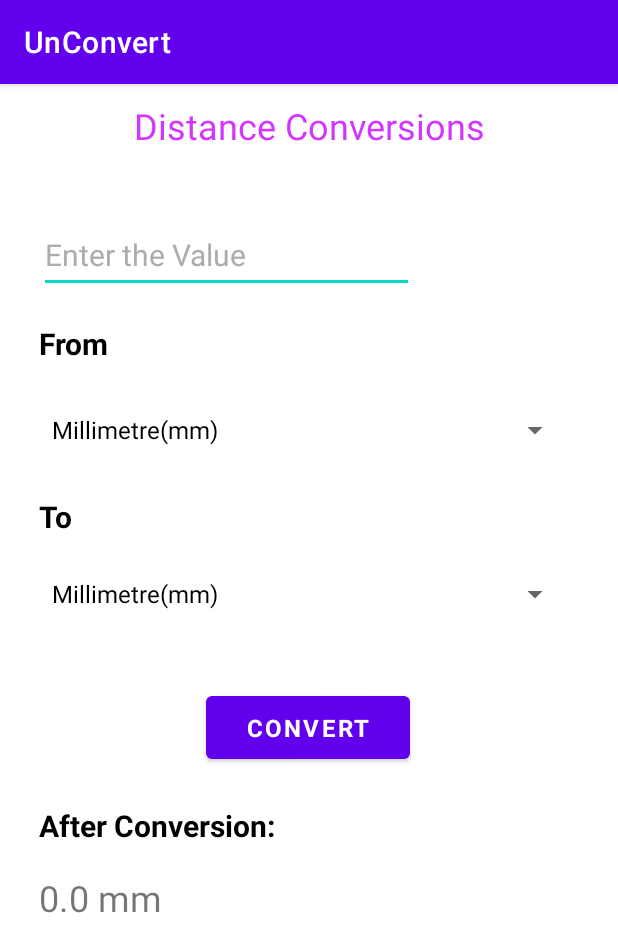
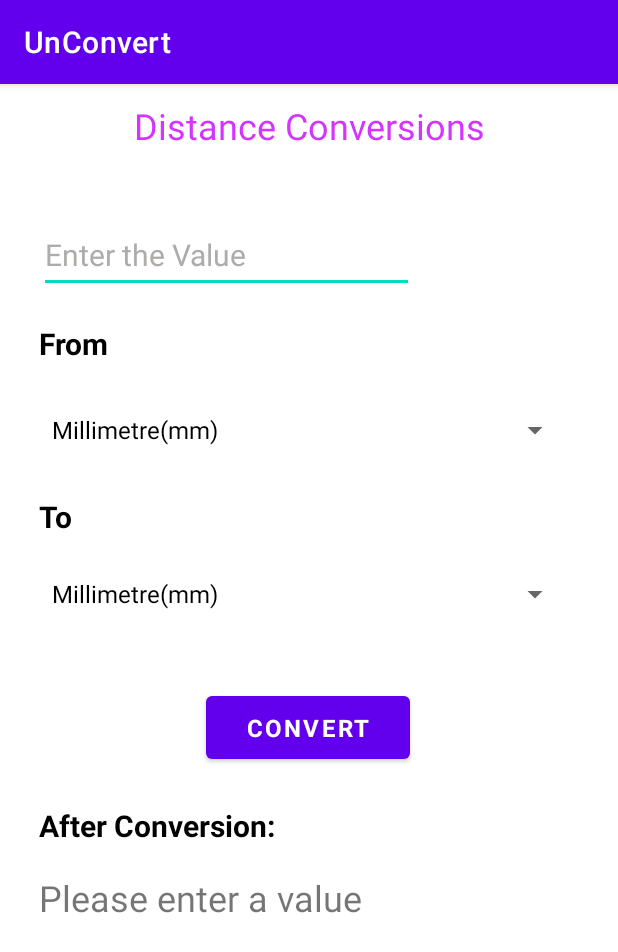
Before and after one commit to AkshayChobhe/UnConvertApp, an Android app: the MainActivity screen opened directly, with no data from a screen before it, after a tap on "CONVERT", on a phone screen of 412 x 824 dp. Shown: the top 952 px of the screen. Run offline under Robolectric (Android 15) with nearby library versions, the phone set to English and light mode, and no system bars; Roboto replaces fonts that are not available here.

Commit message:
UnConvert App

```diff
--- a/app/src/main/java/com/example/unconvert/MainActivity.java
+++ b/app/src/main/java/com/example/unconvert/MainActivity.java
@@ -54,13 +54,19 @@ public class MainActivity extends AppCompatActivity {
         conversionFactors.put("Hectometre(hm)", 100000.0);
         conversionFactors.put("Kilometre(km)", 1000000.0);
     }
-        @SuppressLint("SetTextI18n")
-        public void calculate (View view)
-        {
+    @SuppressLint("SetTextI18n")
+    public void calculate(View view) {
+        try {
             String selectedFromUnit = convertFromDropdown.getSelectedItem().toString();
             String selectedToUnit = convertToDropdown.getSelectedItem().toString();
 
-            double inputValue = Double.parseDouble(editTextNumber.getText().toString());
+            String inputText = editTextNumber.getText().toString();
+            if (inputText.isEmpty()) {
+                textView5.setText("Please enter a value");
+                return;
+            }
+
+            double inputValue = Double.parseDouble(inputText);
             double fromFactor = conversionFactors.get(selectedFromUnit);
             double toFactor = conversionFactors.get(selectedToUnit);
 
@@ -69,6 +75,13 @@ public class MainActivity extends AppCompatActivity {
 
             textView5.setText(result + " " + resultUnit);
             Toast.makeText(MainActivity.this, "Converted Successfully!", Toast.LENGTH_SHORT).show();
+        } catch (NumberFormatException e) {
+            textView5.setText("Invalid input");
+            Toast.makeText(MainActivity.this, "Invalid input. Please enter a valid number.", Toast.LENGTH_SHORT).show();
+        } catch (Exception e) {
+            textView5.setText("An error occurred");
+            Toast.makeText(MainActivity.this, "An error occurred. Please try again.", Toast.LENGTH_SHORT).show();
+        }
+    }
 
-        }
 }
```
